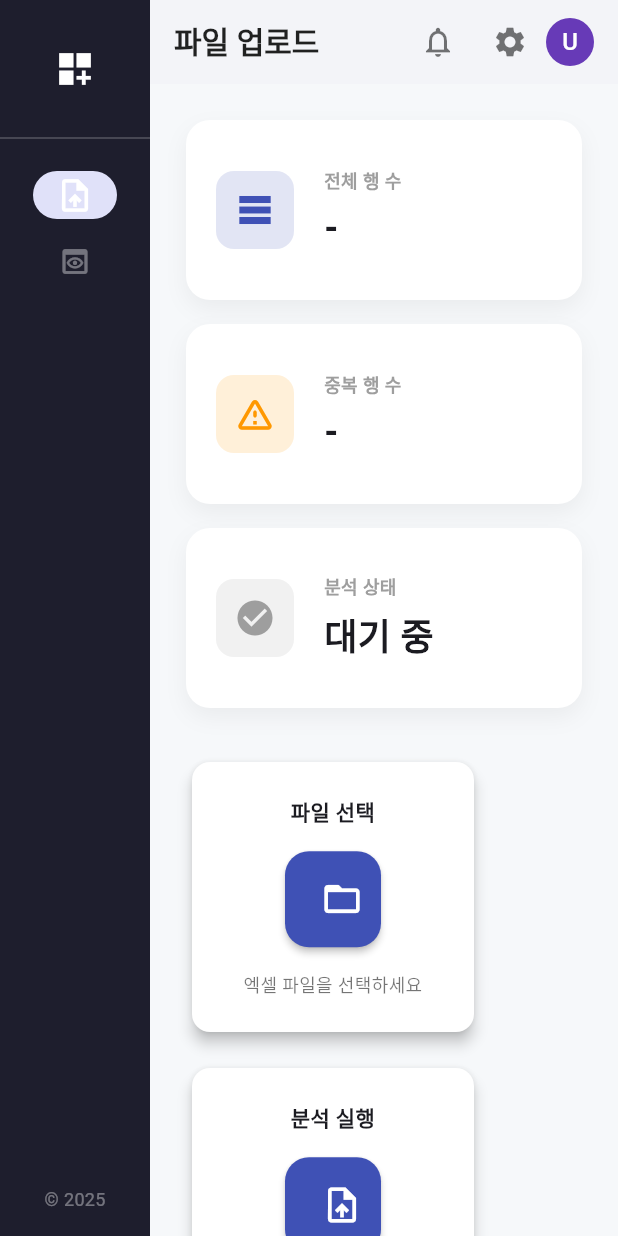
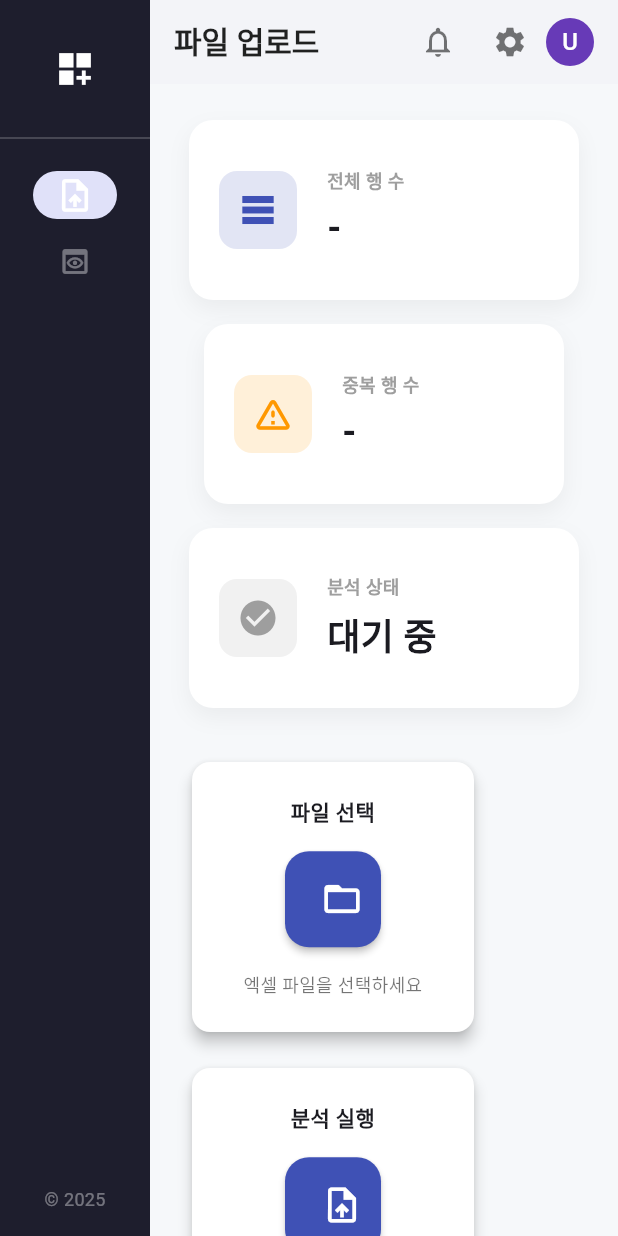
Before and after one commit to duckptr/sheetflow, a Flutter app: the screen it shows after launch, on a phone screen of 412 x 824 dp. Run offline on Flutter 3.47's test engine with Material 3 defaults, Android fonts, the phone set to English and light mode, and no system bars; our stand-ins replace file_picker; missing offline and left inert: window_size; Roboto replaces fonts that are missing (JalnanGothic).

Commit message:
feat : fix

```diff
--- a/lib/pages/upload_page.dart
+++ b/lib/pages/upload_page.dart
@@ -71,13 +71,13 @@ class _UploadPageState extends State<UploadPage> {
       child: Column(
         crossAxisAlignment: CrossAxisAlignment.start,
         children: [
-          // Summary 카드
           Wrap(
-            spacing: 16,
+            alignment: WrapAlignment.center,
+            spacing: 0,
             runSpacing: 16,
             children: [
               SizedBox(
-                width: 280,
+                width: 260,
                 child: SummaryCard(
                   title: '전체 행 수',
                   value: _analysisResult?['total_rows']?.toString() ?? '-',
@@ -85,8 +85,9 @@ class _UploadPageState extends State<UploadPage> {
                   color: Colors.indigo,
                 ),
               ),
-              SizedBox(
-                width: 280,
+              Container(
+                margin: const EdgeInsets.symmetric(horizontal: 12),
+                width: 260,
                 child: SummaryCard(
                   title: '중복 행 수',
                   value: _analysisResult?['duplicated_rows']?.toString() ?? '-',
@@ -95,7 +96,7 @@ class _UploadPageState extends State<UploadPage> {
                 ),
               ),
               SizedBox(
-                width: 280,
+                width: 260,
                 child: SummaryCard(
                   title: '분석 상태',
                   value: _statusMessage ?? '대기 중',
@@ -110,7 +111,6 @@ class _UploadPageState extends State<UploadPage> {
 
           const SizedBox(height: 32),
 
-          // 조작 카드
           Wrap(
             spacing: 16,
             runSpacing: 16,
@@ -157,7 +157,6 @@ class _UploadPageState extends State<UploadPage> {
 
           const SizedBox(height: 32),
 
-          // 중복 미리보기
           if (_analysisResult != null) ...[
             const Text("🧾 중복 미리보기", style: TextStyle(fontSize: 18, fontWeight: FontWeight.bold)),
             const SizedBox(height: 12),
@@ -184,7 +183,6 @@ class _UploadPageState extends State<UploadPage> {
 
           const SizedBox(height: 32),
 
-          // 시리얼 추적
           if (_groupedResult != null && _groupedResult!.isNotEmpty) ...[
             const Text("📦 제품코드별 시리얼 추적", style: TextStyle(fontSize: 18, fontWeight: FontWeight.bold)),
             const SizedBox(height: 12),
@@ -236,7 +234,7 @@ class _UploadPageState extends State<UploadPage> {
                 style: const TextStyle(fontWeight: FontWeight.bold),
                 textAlign: TextAlign.center,
               ),
-              const SizedBox(height: 16), // Spacer 대신
+              const SizedBox(height: 16),
               Center(
                 child: Tooltip(
                   message: tooltip,
@@ -255,7 +253,7 @@ class _UploadPageState extends State<UploadPage> {
                   ),
                 ),
               ),
-              const SizedBox(height: 16), // Spacer 대신
+              const SizedBox(height: 16),
               if (footer != null)
                 Text(
                   footer,
```
